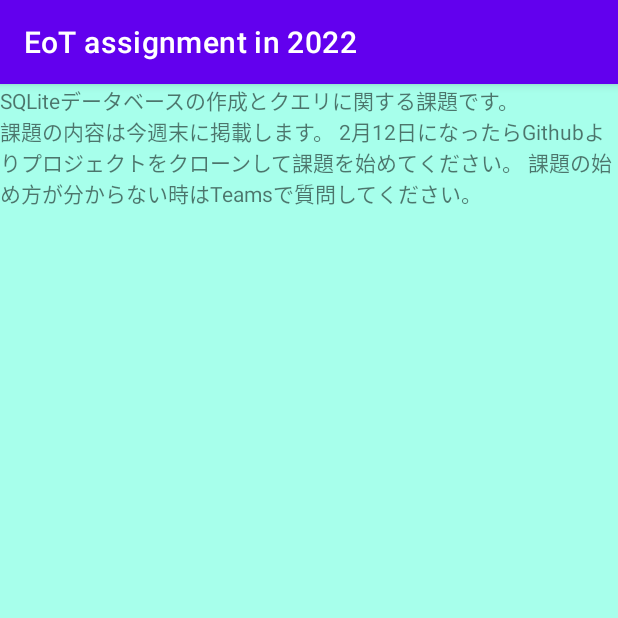
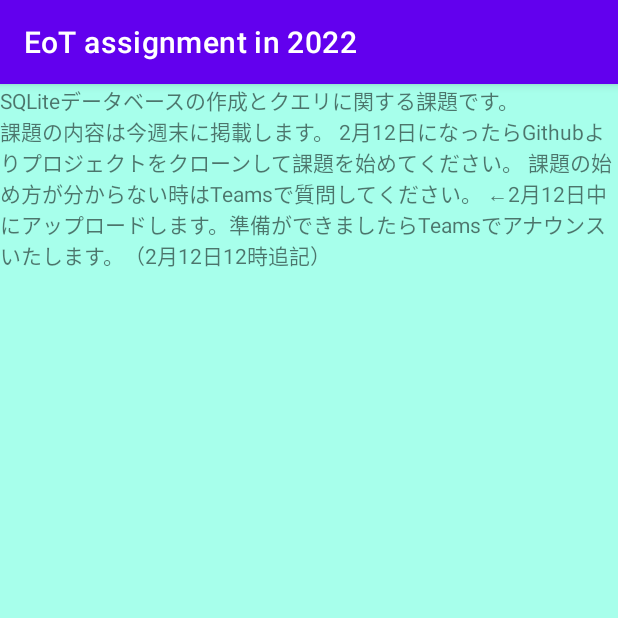
Before and after one commit to TakashiSasaki/EoTAssignment202302, an Android app: the DatabaseActivity screen opened directly, with no data from a screen before it, on a phone screen of 412 x 824 dp, the top half of it. Run offline under Robolectric (Android 15) with nearby library versions, the light colour scheme and no system bars.

Commit message:
課題の説明に追記

```diff
--- a/app/src/main/java/com/example/toeassignment202302/DatabaseActivity.java
+++ b/app/src/main/java/com/example/toeassignment202302/DatabaseActivity.java
@@ -13,4 +13,4 @@ public class DatabaseActivity extends AppCompatActivity {
         super.onCreate(savedInstanceState);
         setContentView(R.layout.activity_database);
     }
-}
+}//DatabaseActivity
--- a/app/src/main/res/values/strings.xml
+++ b/app/src/main/res/values/strings.xml
@@ -1,4 +1,5 @@
 <resources>
     <string name="app_name">EoT assignment in 2022</string>
-    <string name="_2_12_github_teams">課題の内容は今週末に掲載します。 2月12日になったらGithubよりプロジェクトをクローンして課題を始めてください。 課題の始め方が分からない時はTeamsで質問してください。</string>
+    <string name="_2_12_github_teams">課題の内容は今週末に掲載します。 2月12日になったらGithubよりプロジェクトをクローンして課題を始めてください。 課題の始め方が分からない時はTeamsで質問してください。
+    ←2月12日中にアップロードします。準備ができましたらTeamsでアナウンスいたします。（2月12日12時追記）</string>
 </resources>
```
